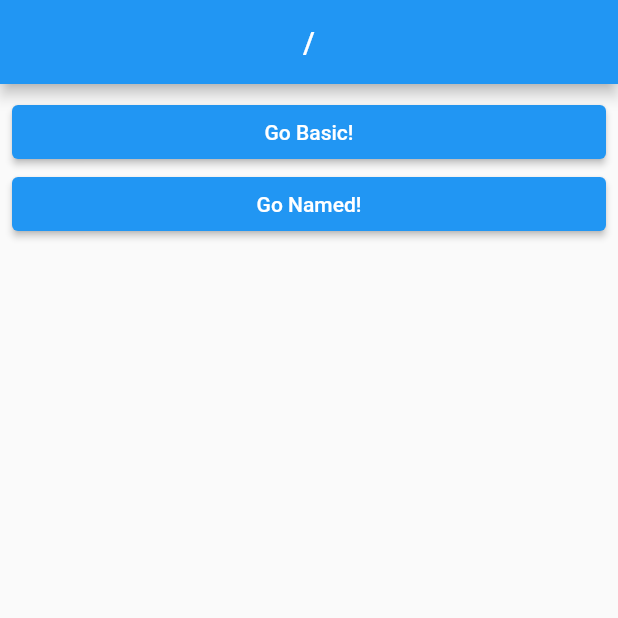
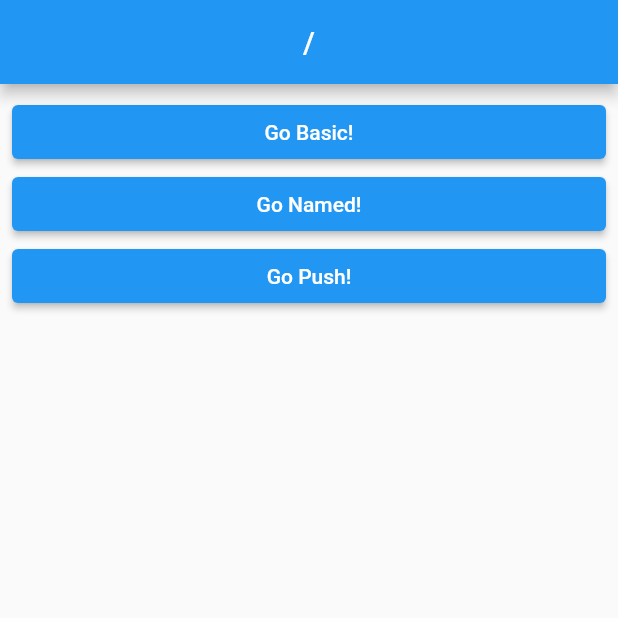
Before and after one commit to DongWooKim97/go_router_practice, a Flutter app: the screen it shows after launch, on a phone screen of 412 x 824 dp, the top half of it. Run offline on Flutter 3.47's test engine with Material 2 defaults, Android fonts, the phone set to English and light mode, and no system bars; our stand-ins replace go_router.

Commit message:
Push 함수 (Push와 Go의 차이점)

```diff
--- a/lib/router/router.dart
+++ b/lib/router/router.dart
@@ -1,6 +1,7 @@
 import 'package:go_router/go_router.dart';
 import 'package:go_router_practice/screen/1_basic_screen.dart';
 import 'package:go_router_practice/screen/2_named_screen.dart';
+import 'package:go_router_practice/screen/3_push_screen.dart';
 import 'package:go_router_practice/screen/route_screen.dart';
 
 //GoRouter 선언 , routes => 리스트를 넣자
@@ -28,6 +29,12 @@ final router = GoRouter(
             return NamedScreen();
           }, // name 파라미터를 이용해서 라우터를 이동할 수 있다 .url이 길어졌을 때 (= url을 찾기 힘들어졌을때!)유용!
         ),
+        GoRoute(
+          path: 'push',
+          builder: (context, builder) {
+            return PushScreen();
+          }, // name 파라미터를 이용해서 라우터를 이동할 수 있다 .url이 길어졌을 때 (= url을 찾기 힘들어졌을때!)유용!
+        ),
       ],
     ),
   ],
@@ -36,3 +43,4 @@ final router = GoRouter(
 // / -> home
 // /basic -> basic screen
 // /named
+// /push
--- a/lib/screen/route_screen.dart
+++ b/lib/screen/route_screen.dart
@@ -22,6 +22,13 @@ class RootScreen extends StatelessWidget {
             },
             child: Text('Go Named!'),
           ),
+          ElevatedButton(
+            onPressed: () {
+            context.go('/push');
+
+            },
+            child: Text('Go Push!'),
+          ),
         ],
       ),
     );
```
Also changed, not shown: lib/screen/3_push_screen.dart (added, +29 -0 lines).
